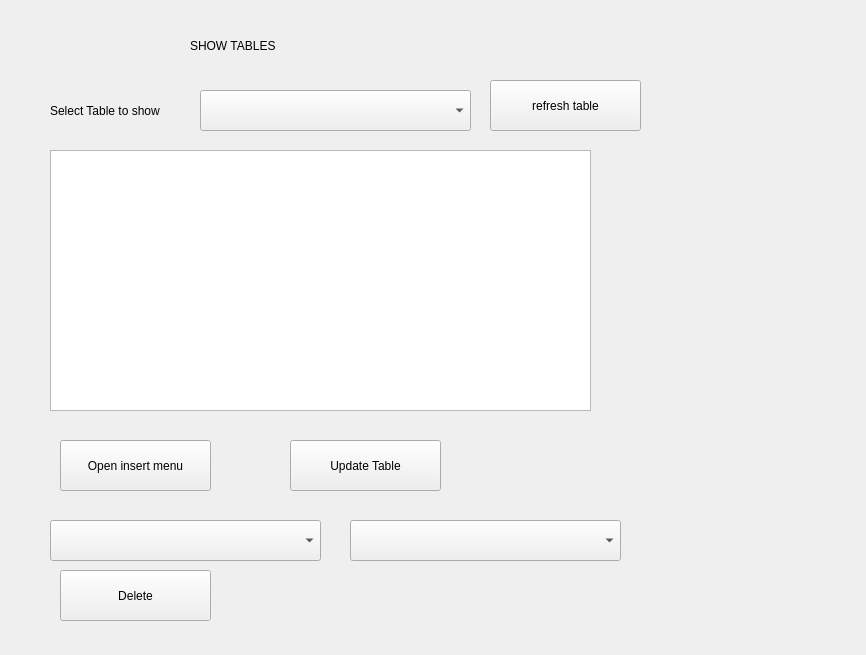
Old version of the form SQL_PROJECT/table.ui in the repository mayank3135432/recreational-programming-stuff.
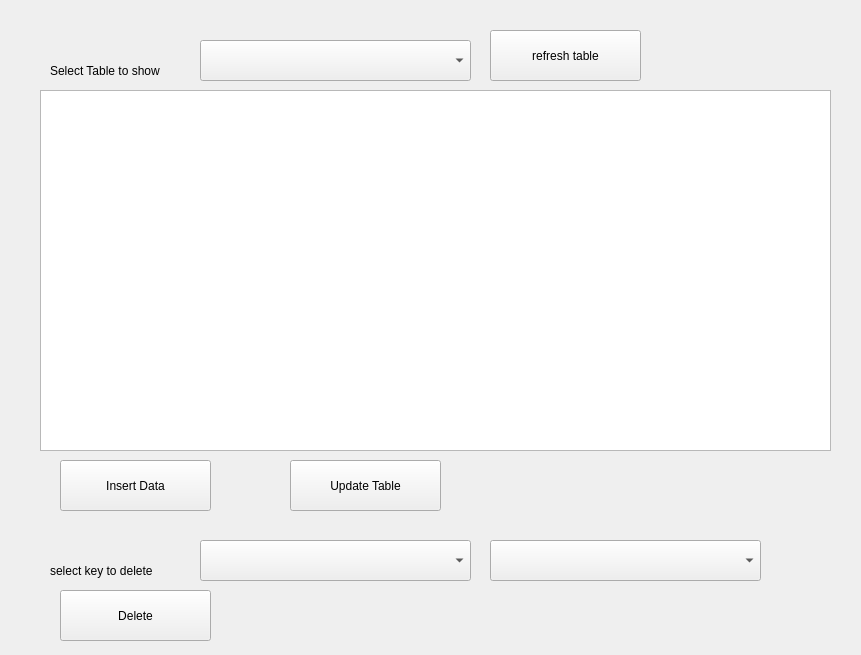
New version of the form.

What changed in the file:
```diff
--- a/SQL_PROJECT/table.ui
+++ b/SQL_PROJECT/table.ui
@@ -6,7 +6,7 @@
    <rect>
     <x>0</x>
     <y>0</y>
-    <width>866</width>
+    <width>861</width>
     <height>655</height>
    </rect>
   </property>
@@ -16,37 +16,21 @@
   <widget class="QTableWidget" name="tableReport">
    <property name="geometry">
     <rect>
-     <x>50</x>
-     <y>150</y>
-     <width>541</width>
-     <height>261</height>
-    </rect>
-   </property>
-   <property name="styleSheet">
-    <string notr="true">font: 12pt &quot;MS Shell Dlg 2&quot;;</string>
-   </property>
-  </widget>
-  <widget class="QLabel" name="label">
-   <property name="geometry">
-    <rect>
-     <x>190</x>
-     <y>30</y>
-     <width>161</width>
-     <height>31</height>
-    </rect>
-   </property>
-   <property name="styleSheet">
-    <string notr="true">font: 14pt &quot;MS Shell Dlg 2&quot;;</string>
-   </property>
-   <property name="text">
-    <string>SHOW TABLES</string>
-   </property>
-  </widget>
-  <widget class="QComboBox" name="cb1">
-   <property name="geometry">
-    <rect>
-     <x>200</x>
+     <x>40</x>
      <y>90</y>
+     <width>791</width>
+     <height>361</height>
+    </rect>
+   </property>
+   <property name="styleSheet">
+    <string notr="true">font: 12pt &quot;MS Shell Dlg 2&quot;;</string>
+   </property>
+  </widget>
+  <widget class="QComboBox" name="cb1">
+   <property name="geometry">
+    <rect>
+     <x>200</x>
+     <y>40</y>
      <width>271</width>
      <height>41</height>
     </rect>
@@ -59,7 +43,7 @@
    <property name="geometry">
     <rect>
      <x>50</x>
-     <y>100</y>
+     <y>60</y>
      <width>191</width>
      <height>21</height>
     </rect>
@@ -75,7 +59,7 @@
    <property name="geometry">
     <rect>
      <x>60</x>
-     <y>570</y>
+     <y>590</y>
      <width>151</width>
      <height>51</height>
     </rect>
@@ -91,7 +75,7 @@
    <property name="geometry">
     <rect>
      <x>60</x>
-     <y>440</y>
+     <y>460</y>
      <width>151</width>
      <height>51</height>
     </rect>
@@ -100,14 +84,14 @@
     <string notr="true">font: 12pt &quot;MS Shell Dlg 2&quot;;</string>
    </property>
    <property name="text">
-    <string>Open insert menu</string>
+    <string>Insert Data</string>
    </property>
   </widget>
   <widget class="QPushButton" name="b3">
    <property name="geometry">
     <rect>
      <x>490</x>
-     <y>80</y>
+     <y>30</y>
      <width>151</width>
      <height>51</height>
     </rect>
@@ -123,7 +107,7 @@
    <property name="geometry">
     <rect>
      <x>290</x>
-     <y>440</y>
+     <y>460</y>
      <width>151</width>
      <height>51</height>
     </rect>
@@ -138,8 +122,8 @@
   <widget class="QComboBox" name="cb2">
    <property name="geometry">
     <rect>
-     <x>50</x>
-     <y>520</y>
+     <x>200</x>
+     <y>540</y>
      <width>271</width>
      <height>41</height>
     </rect>
@@ -151,8 +135,8 @@
   <widget class="QComboBox" name="cb3">
    <property name="geometry">
     <rect>
-     <x>350</x>
-     <y>520</y>
+     <x>490</x>
+     <y>540</y>
      <width>271</width>
      <height>41</height>
     </rect>
@@ -161,6 +145,22 @@
     <string notr="true">font: 12pt &quot;MS Shell Dlg 2&quot;;</string>
    </property>
   </widget>
+  <widget class="QLabel" name="label_3">
+   <property name="geometry">
+    <rect>
+     <x>50</x>
+     <y>560</y>
+     <width>191</width>
+     <height>21</height>
+    </rect>
+   </property>
+   <property name="styleSheet">
+    <string notr="true">font: 12pt &quot;MS Shell Dlg 2&quot;;</string>
+   </property>
+   <property name="text">
+    <string>select key to delete</string>
+   </property>
+  </widget>
  </widget>
  <resources/>
  <connections/>
```
